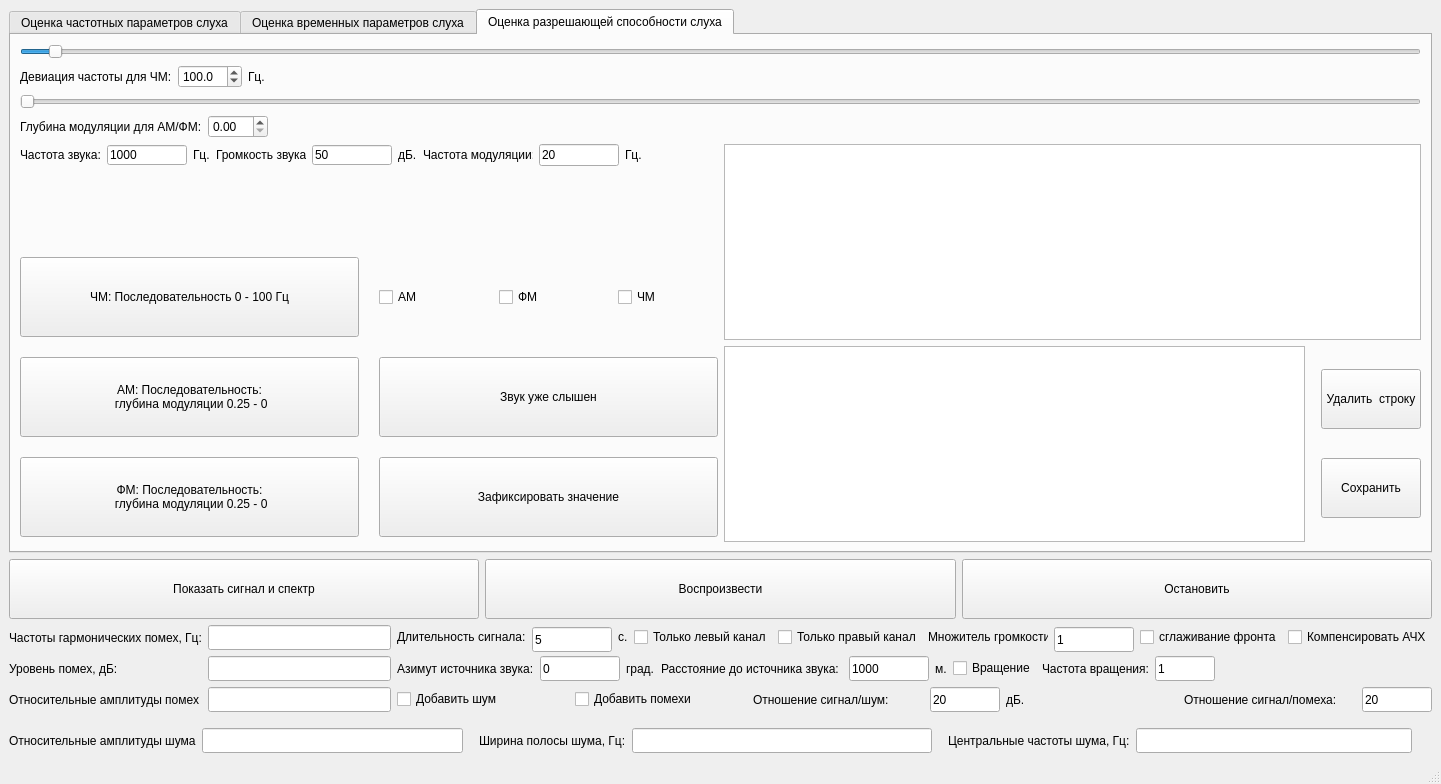
Old version of the form mainwindow.ui in the repository Romanmatan/Sundlab.
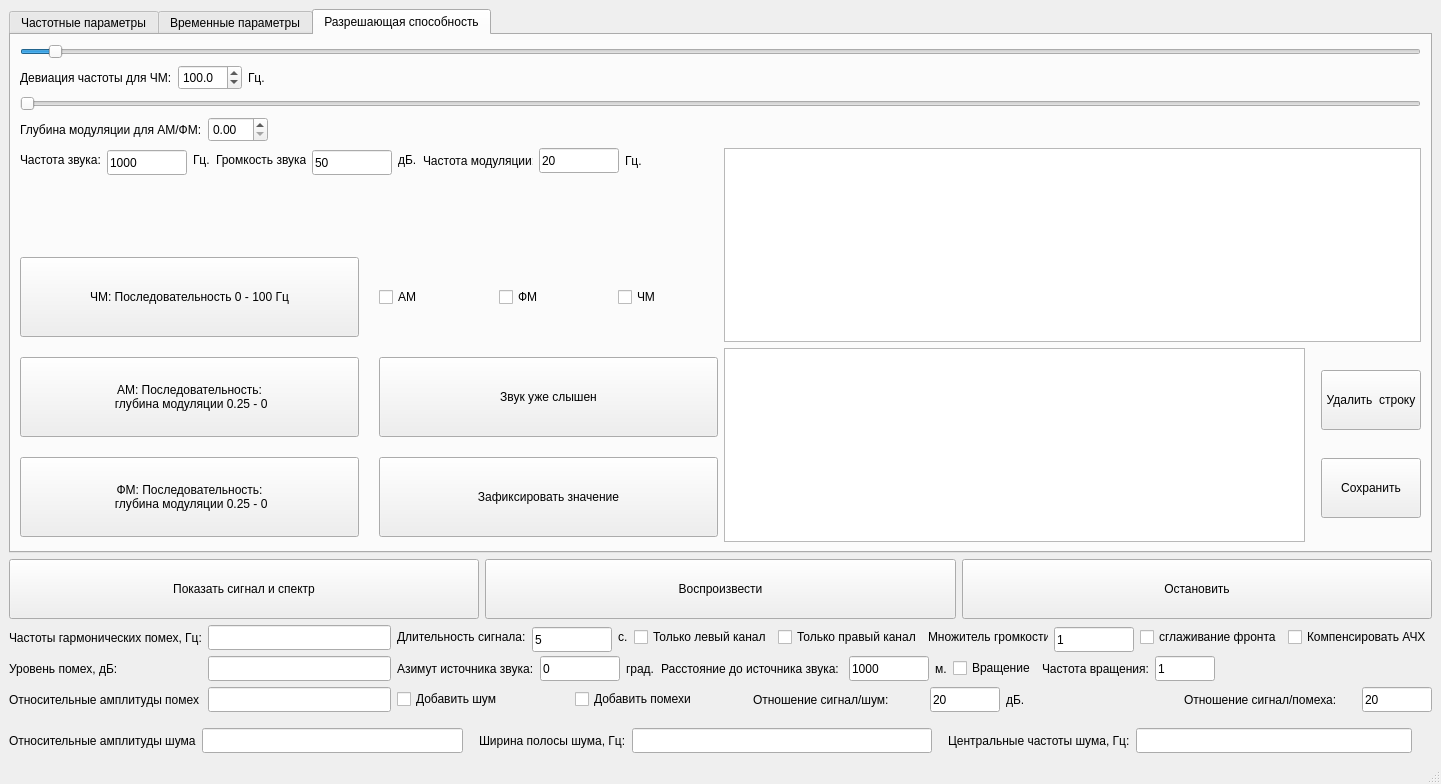
New version of the form. The open tabs and pages were chosen to show the change.

Commit message: Shorten tab titles and fix OpenAL detection in CI

Diff of the .ui file:
```diff
--- a/mainwindow.ui
+++ b/mainwindow.ui
@@ -22,7 +22,7 @@
       </property>
       <widget class="QWidget" name="tab">
        <attribute name="title">
-        <string>Оценка частотных параметров слуха</string>
+        <string>Частотные параметры</string>
        </attribute>
        <layout class="QVBoxLayout" name="verticalLayout_25">
         <item>
@@ -391,7 +391,7 @@
       </widget>
       <widget class="QWidget" name="tab_2">
        <attribute name="title">
-        <string>Оценка временных параметров слуха</string>
+        <string>Временные параметры</string>
        </attribute>
        <layout class="QVBoxLayout" name="verticalLayout_11">
         <item>
@@ -1058,7 +1058,7 @@
       </widget>
       <widget class="QWidget" name="tab_3">
        <attribute name="title">
-        <string>Оценка разрешающей способности слуха</string>
+        <string>Разрешающая способность</string>
        </attribute>
        <layout class="QVBoxLayout" name="verticalLayout_22">
         <item>
@@ -1096,7 +1096,7 @@
               <property name="minimumSize">
                <size>
                 <width>60</width>
-                <height>0</height>
+                <height>25</height>
                </size>
               </property>
               <property name="decimals">
@@ -1159,7 +1159,7 @@
               <property name="minimumSize">
                <size>
                 <width>60</width>
-                <height>0</height>
+                <height>25</height>
                </size>
               </property>
               <property name="decimals">
@@ -1223,7 +1223,7 @@
                 <property name="minimumSize">
                  <size>
                   <width>49</width>
-                  <height>0</height>
+                  <height>25</height>
                  </size>
                 </property>
                 <property name="maximumSize">
@@ -1265,6 +1265,12 @@
               </item>
               <item>
                <widget class="QLineEdit" name="LoudnessEdit_3">
+                <property name="minimumSize">
+                 <size>
+                  <width>0</width>
+                  <height>25</height>
+                 </size>
+                </property>
                 <property name="maximumSize">
                  <size>
                   <width>80</width>
@@ -1310,6 +1316,12 @@
               </item>
               <item>
                <widget class="QLineEdit" name="ModFreqEdit_3">
+                <property name="minimumSize">
+                 <size>
+                  <width>0</width>
+                  <height>25</height>
+                 </size>
+                </property>
                 <property name="maximumSize">
                  <size>
                   <width>80</width>
```
Left out of the diff: 14 changed lines with no effect on the pictures. The commit also changes 2 other files.
